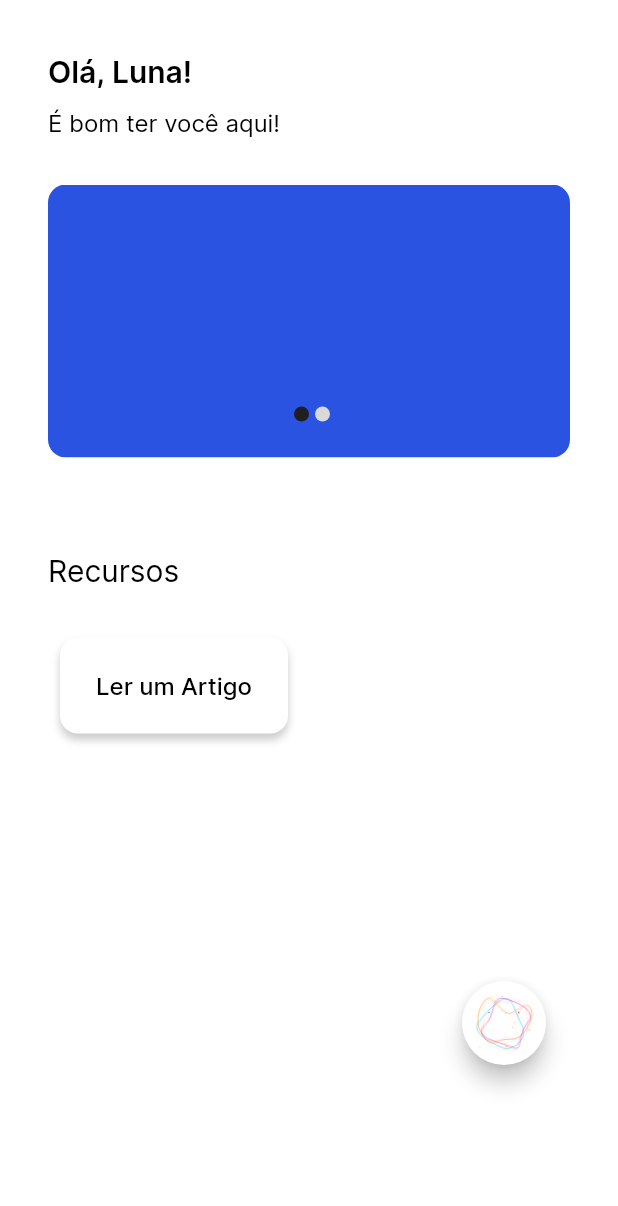
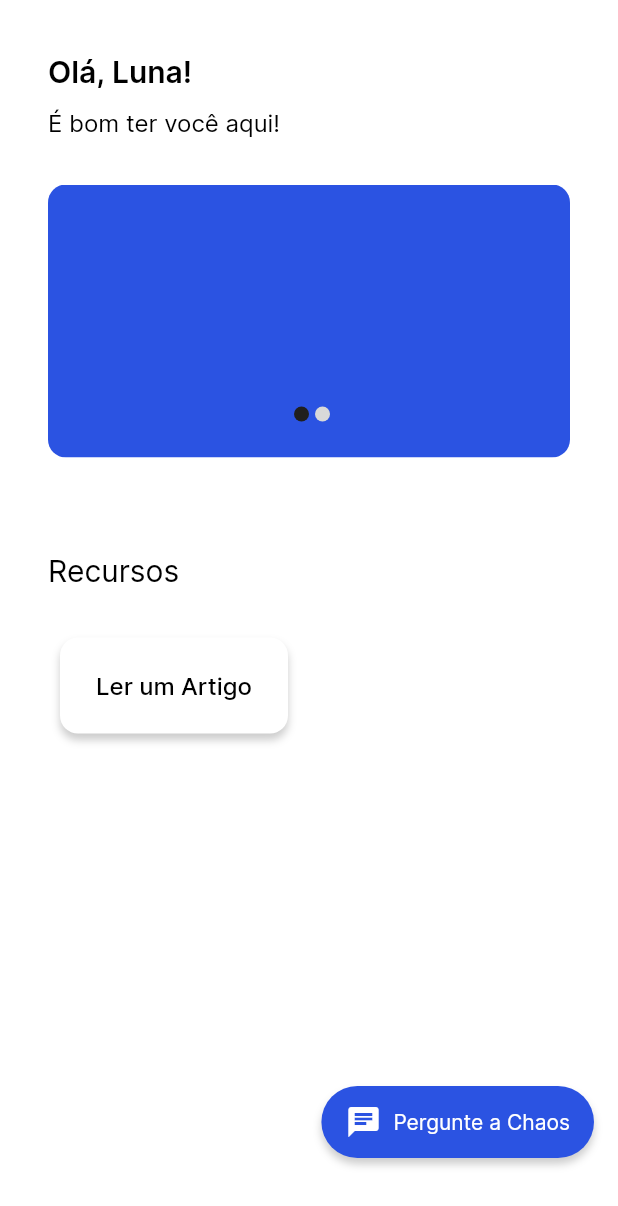
Before and after one commit to ThiagoAZBR/innominatus_ai, a Flutter app: the HomePage screen opened by its route, on a phone screen of 412 x 824 dp. Shown: the top 1206 px of the screen. Run offline on Flutter 3.47's test engine with Material 2 defaults, Android fonts, the phone set to English and light mode, and no system bars; our stand-ins replace dio, firebase_core, firebase_crashlytics, firebase_remote_config, fpdart, get_it and 3 more; accounts and stored records are empty.

Commit message:
✨ feat: change style of ask ai button

```diff
--- a/lib/app/modules/home/home_page.dart
+++ b/lib/app/modules/home/home_page.dart
@@ -3,7 +3,6 @@ import 'package:innominatus_ai/app/modules/home/controllers/home_controller.dart
 import 'package:innominatus_ai/app/modules/home/widgets/cards/card_sugestion.dart';
 import 'package:innominatus_ai/app/shared/routes/app_routes.dart';
 import 'package:innominatus_ai/app/shared/routes/args/subjects_page_args.dart';
-import 'package:lottie/lottie.dart';
 import 'package:rx_notifier/rx_notifier.dart';
 
 import '../../shared/themes/app_color.dart';
@@ -142,19 +141,48 @@ class HomePage extends StatelessWidget {
           alignment: Alignment.bottomRight,
           child: Padding(
             padding: const EdgeInsets.only(
-              right: 32,
-              bottom: 98,
+              bottom: 36,
             ),
-            child: FloatingActionButton(
-              backgroundColor: Colors.white,
-              tooltip: 'IA',
-              onPressed: () {
+            child: InkWell(
+              onTap: () {
                 Navigator.pushNamed(context, AppRoutes.chatPage);
               },
-              child: Lottie.asset(
-                "assets/data.json",
-                height: 42,
-                width: 42,
+              child: Container(
+                decoration: BoxDecoration(
+                  color: AppColors.secondary,
+                  borderRadius: BorderRadius.circular(100),
+                  boxShadow: [
+                    BoxShadow(
+                      color: AppColors.shadow,
+                      offset: const Offset(0, 4),
+                      blurRadius: 4,
+                      spreadRadius: 0,
+                    ),
+                  ],
+                ),
+                child: Padding(
+                  padding: const EdgeInsets.symmetric(
+                    vertical: 12,
+                    horizontal: 16,
+                  ),
+                  child: Row(
+                    mainAxisSize: MainAxisSize.min,
+                    mainAxisAlignment: MainAxisAlignment.end,
+                    crossAxisAlignment: CrossAxisAlignment.center,
+                    children: [
+                      const Icon(
+                        Icons.chat,
+                        color: AppColors.primary,
+                      ),
+                      const SizedBox(width: 8),
+                      Text(
+                        'Pergunte a Chaos',
+                        style:
+                            AppTextStyles.interSmall(color: AppColors.primary),
+                      ),
+                    ],
+                  ),
+                ),
               ),
             ),
           ),
```
